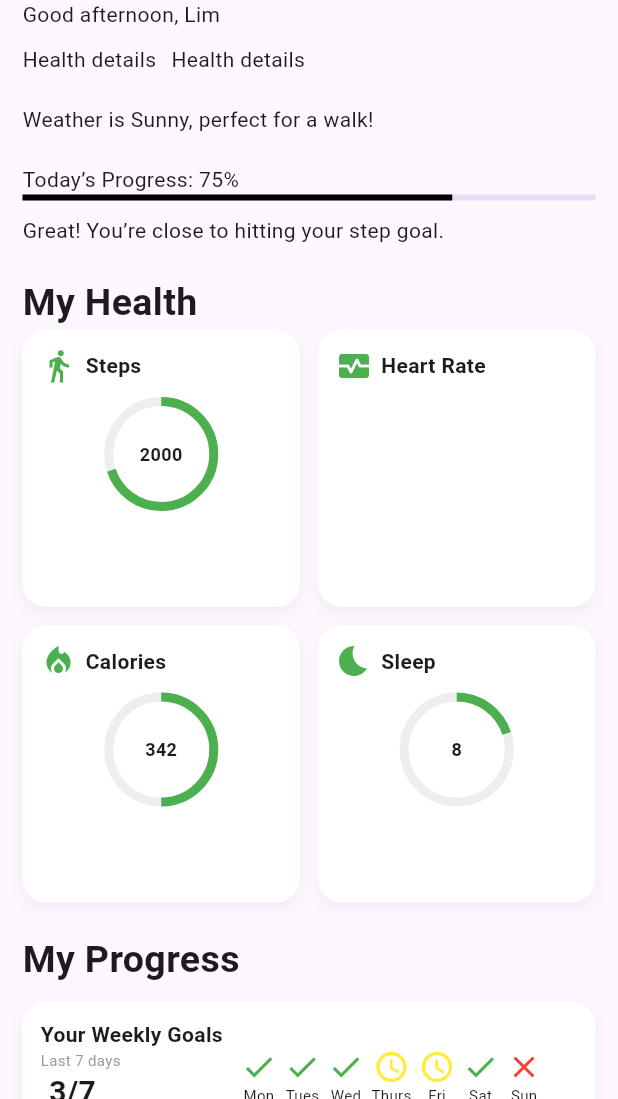
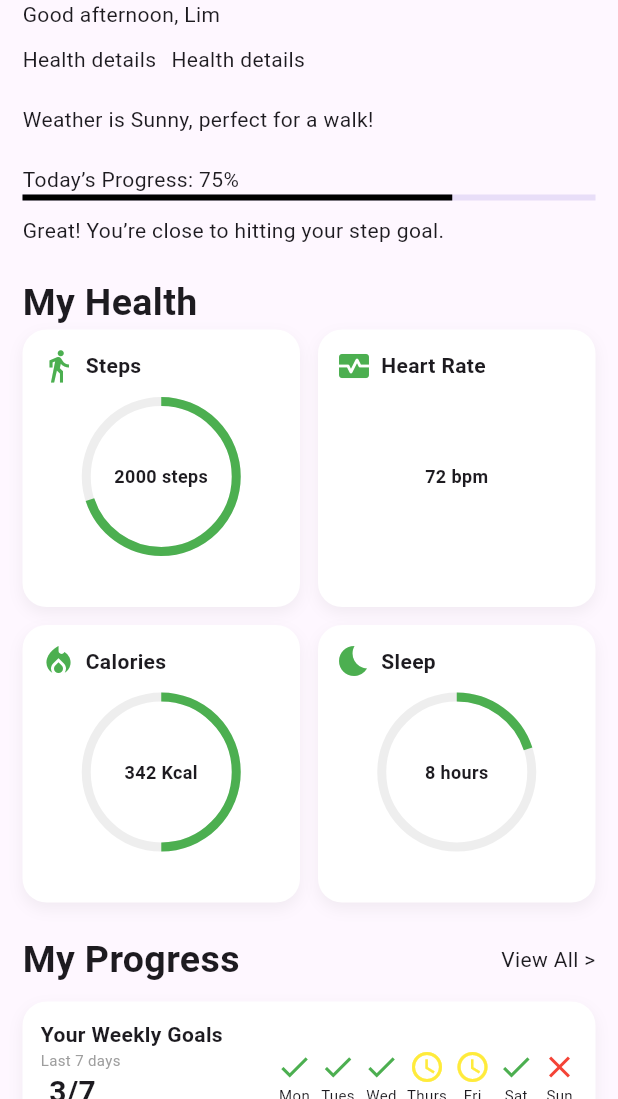
Before and after one commit to xx2301/healthtech-team-project, a Flutter app: the screen it shows after launch, on a phone screen of 412 x 824 dp, the part 137-1236 px from its top. Run offline on Flutter 3.47's test engine with Material 3 defaults, Android fonts, the light colour scheme and no system bars; our stand-ins replace firebase_auth, firebase_core, flutter_bloc, google_sign_in; accounts and stored records are empty.

Commit message:
heartrate card  update

```diff
--- a/frontend/src/auth2_flutter/lib/features/data/domain/presentation/components/health_cards.dart
+++ b/frontend/src/auth2_flutter/lib/features/data/domain/presentation/components/health_cards.dart
@@ -57,33 +57,36 @@ class _HealthCardsState extends State<HealthCards> {
           const SizedBox(height: 12),
 
           // progress circle (only if enabled)
-          if (widget.hasProgressCircle)
          Center(
   child: Stack(
     alignment: Alignment.center,
     children: [
       SizedBox(
-                    width: 70,
-                    height: 70,
-                    child: CircularProgressIndicator(
+        width: 100,
+        height: 100,
+        child: widget.hasProgressCircle
+            ? CircularProgressIndicator(
                 value: widget.progress ?? 0.0,
                 strokeWidth: 6,
                 backgroundColor: Colors.grey[200],
-                      valueColor: AlwaysStoppedAnimation(Colors.green),
-                    ),
+                valueColor:
+                    const AlwaysStoppedAnimation(Colors.green),
+              )
+            : null, // 👈 no circle when false
       ),
       Text(
-                    widget.value.toString(), // 👈 title used as center text
+        '${widget.value} ${widget.unit}',
         textAlign: TextAlign.center,
         style: const TextStyle(
           fontSize: 12,
           fontWeight: FontWeight.bold,
         ),
       ),
-
     ],
   ),
-            ),
+)
+
+
         ],
       ),
     );
--- a/frontend/src/auth2_flutter/lib/features/home/presentation/pages/home_page.dart
+++ b/frontend/src/auth2_flutter/lib/features/home/presentation/pages/home_page.dart
@@ -173,14 +173,28 @@ class _HomePageState extends State<HomePage> {
               const SizedBox(height: 20),
 
               // Progress Grid
-              Text(
-                "My Progress",
-                style: TextStyle(fontWeight: FontWeight.bold, fontSize: 25),
+              Row(
+                mainAxisAlignment: MainAxisAlignment.spaceBetween,
+                children: [
+                  Text(
+                    "My Progress",
+                    style: TextStyle(fontWeight: FontWeight.bold, fontSize: 25),
+                  ),
+
+                  // view more -> report page
+                  GestureDetector(
+                    onTap: () {
+                      Navigator.pop(context);
+                      Navigator.pushNamed(context, '/reportpage');
+                    },
+                    child: Text("View All >"),
+                  ),
+                ],
               ),
 
               const SizedBox(height: 10),
 
-              // Progress cards
+              // Goal card
               Container(
                 padding: const EdgeInsets.all(12),
                 decoration: BoxDecoration(
@@ -194,7 +208,9 @@ class _HomePageState extends State<HomePage> {
                     ),
                   ],
                 ),
+
                 child: Row(
+                  mainAxisAlignment: MainAxisAlignment.spaceBetween,
                   children: [
                     Column(
                       crossAxisAlignment: CrossAxisAlignment.start,
@@ -220,6 +236,7 @@ class _HomePageState extends State<HomePage> {
                                   fontSize: 20,
                                 ),
                               ),
+
                               Text(
                                 "Achieved",
                                 style: TextStyle(
@@ -235,6 +252,8 @@ class _HomePageState extends State<HomePage> {
                     ),
 
                     SizedBox(width: 12),
+
+                    // week goal progression
 
                     Row(
                       children: [
@@ -312,6 +331,8 @@ class _HomePageState extends State<HomePage> {
 
               const SizedBox(height: 20),
 
+              // sleep progression card
+
               Container(
                 padding: const EdgeInsets.all(12),
                 decoration: BoxDecoration(
@@ -326,12 +347,13 @@ class _HomePageState extends State<HomePage> {
                   ],
                 ),
                 child: Row(
+                  mainAxisAlignment: MainAxisAlignment.spaceBetween,
                   children: [
                     Column(
                       crossAxisAlignment: CrossAxisAlignment.start,
                       children: [
                         Text(
-                          "Your Weekly Goals",
+                          "Sleep Duration",
                           style: TextStyle(fontWeight: FontWeight.bold),
                         ),
 
@@ -366,6 +388,8 @@ class _HomePageState extends State<HomePage> {
                     ),
 
                     SizedBox(width: 12),
+
+                    // sleep progress per day
 
                     Row(
                       children: [
```
Also changed, not shown: frontend/src/auth2_flutter/lib/features/report/presentation/pages/report_page.dart (+48 -1 lines). Lines whose indentation alone changed are shown as unchanged.
